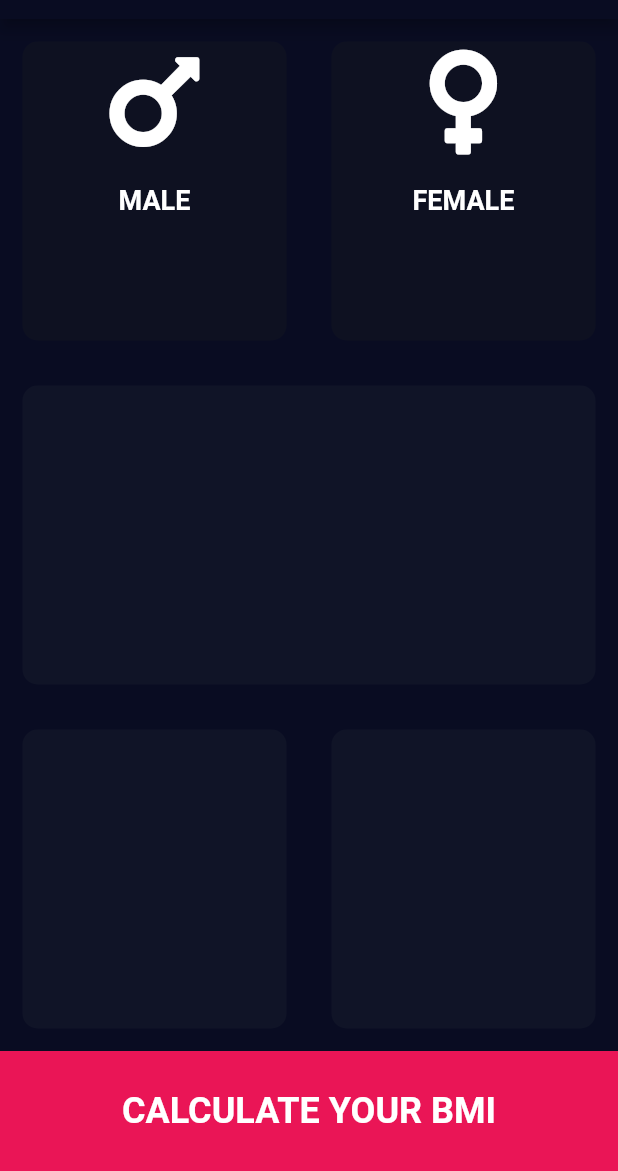
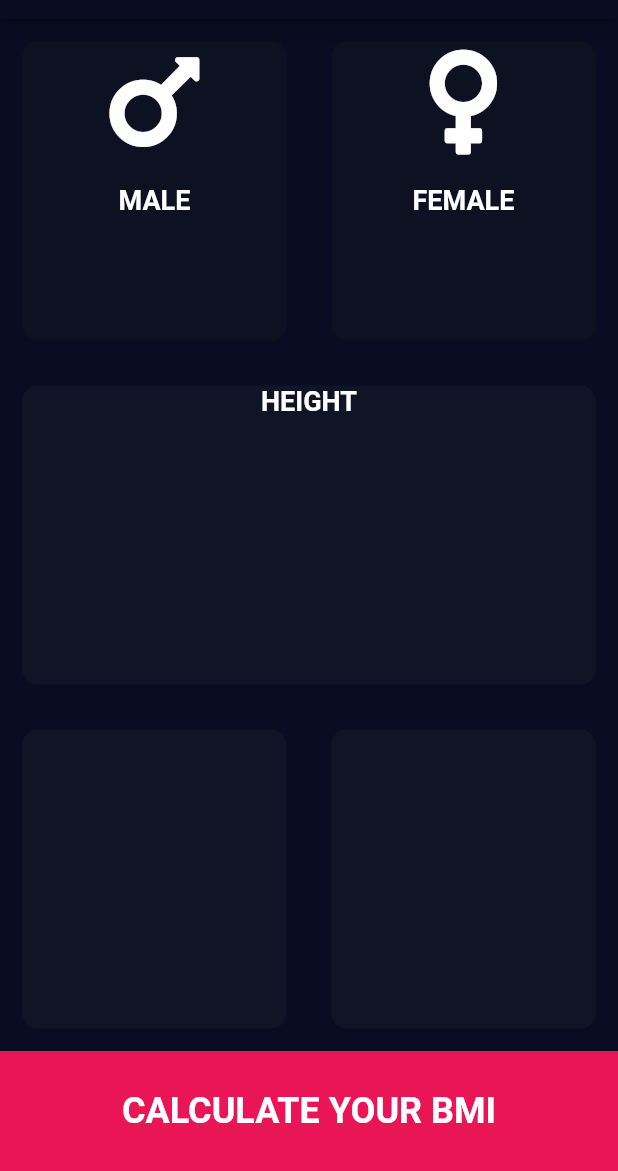
Before and after one commit to amitsarker95/BMI-Calculator, a Flutter app: the screen it shows after launch, on a phone screen of 412 x 824 dp, the part 65-1236 px from its top. Run offline on Flutter 3.47's test engine with Material 2 defaults, Android fonts, the light colour scheme and no system bars; our stand-ins replace font_awesome_flutter.

Commit message:
height page included

```diff
--- /dev/null
+++ b/lib/height_page.dart
@@ -0,0 +1,24 @@
+import 'package:flutter/material.dart';
+import 'constance.dart';
+
+
+
+class HeightCard extends StatefulWidget {
+  const HeightCard({Key? key}) : super(key: key);
+
+  @override
+  _HeightCardState createState() => _HeightCardState();
+}
+
+class _HeightCardState extends State<HeightCard> {
+  @override
+  Widget build(BuildContext context) {
+    return Column(
+      children: [
+        Text(
+          'HEIGHT',
+        style: kLabelTextStyle,),
+      ],
+    );
+  }
+}
--- a/lib/input_page.dart
+++ b/lib/input_page.dart
@@ -1,9 +1,11 @@
+import 'package:brand_new_bmi/height_page.dart';
 import 'package:flutter/material.dart';
 import 'package:font_awesome_flutter/font_awesome_flutter.dart';
 import 'constance.dart';
 import 'reuseable_card.dart';
 import 'icon_page.dart';
 import 'bottom_button.dart';
+import 'height_page.dart';
 
 class InputPage extends StatefulWidget {
 
@@ -77,6 +79,7 @@ class _InputPageState extends State<InputPage> {
           Expanded(
             child: ReuseableCard(
               color: kActiveColor,
+              cardChild: HeightCard(),
             ),
           ),
           Expanded(
```
